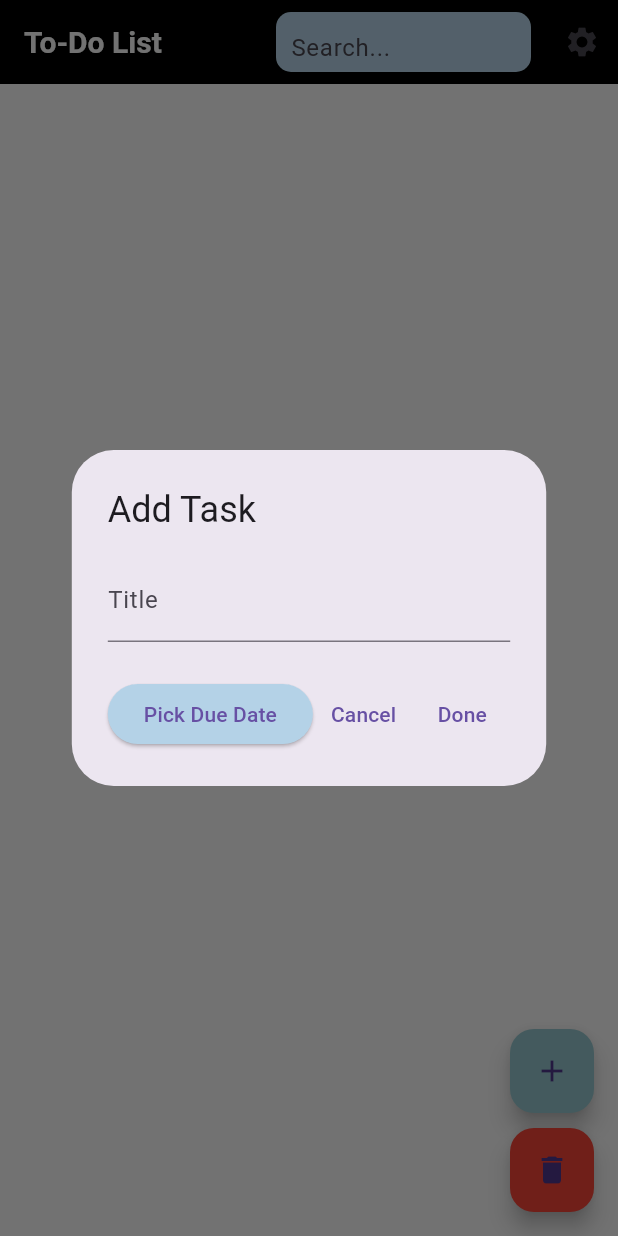
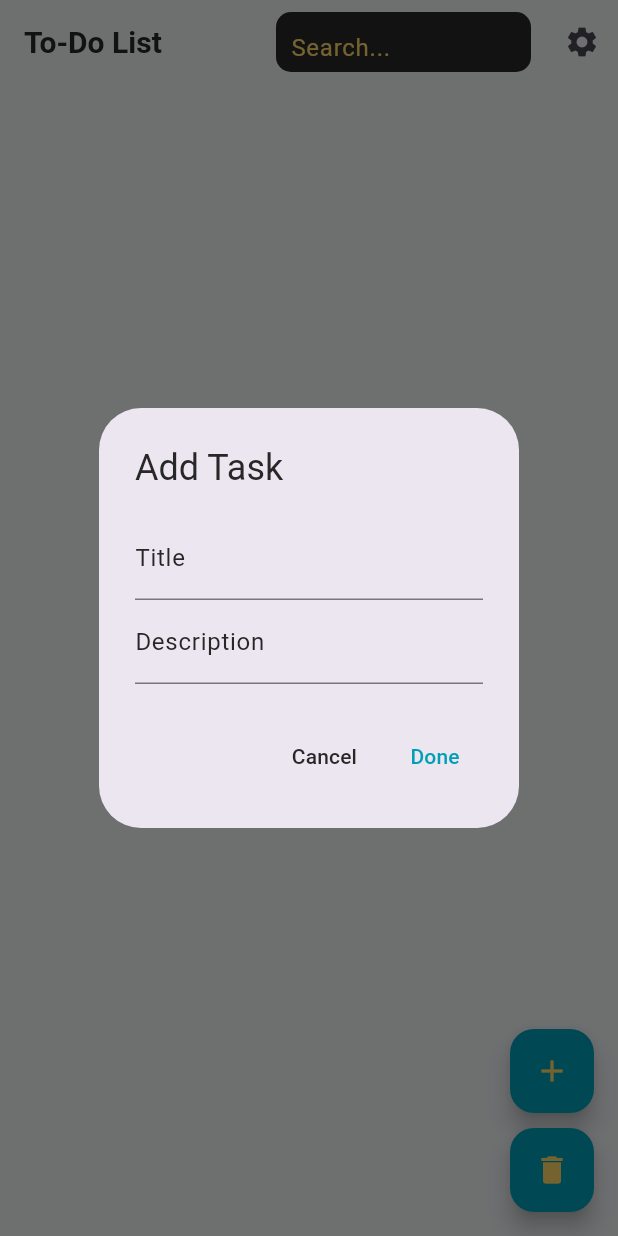
Before and after one commit to MR-Unknown9/To-Do-List, a Flutter app: the screen it shows after launch, after a tap on the "add" icon, on a phone screen of 412 x 824 dp. Run offline on Flutter 3.47's test engine with Material 3 defaults, Android fonts, the phone set to English and light mode, and no system bars; our stand-ins replace hive_flutter; accounts and stored records are empty.

Commit message:
final version

```diff
--- a/lib/main.dart
+++ b/lib/main.dart
@@ -1,6 +1,13 @@
 import 'package:flutter/material.dart';
 import 'package:hive_flutter/hive_flutter.dart';
 import 'package:provider/provider.dart';
+
+// Define color constants
+const Color lightGrey = Color(0xFFEFF1F3);
+const Color darkGrey = Color(0xFF696773);
+const Color teal = Color(0xFF009FB7);
+const Color yellow = Color(0xFFFED766);
+const Color dark = Color(0xFF272727);
 
 void main() async {
   WidgetsFlutterBinding.ensureInitialized();
@@ -29,37 +36,10 @@ class MyApp extends StatelessWidget {
         builder: (context, themeProvider, child) {
           return MaterialApp(
             debugShowCheckedModeBanner: false,
-            theme: ThemeData(
-              primaryColor: const Color(0xFF94C5CC),
-              appBarTheme: const AppBarTheme(
-                backgroundColor: Color(0xFF000100),
-                titleTextStyle: TextStyle(
-                  color: Color(0xFFF8F8F8),
-                  fontSize: 20,
-                  fontWeight: FontWeight.bold,
-                ),
-              ),
-              floatingActionButtonTheme: FloatingActionButtonThemeData(
-                backgroundColor: const Color(0xFF94C5CC),
-              ),
-              scaffoldBackgroundColor: const Color(0xFFF8F8F8),
-            ),
-            darkTheme: ThemeData.dark().copyWith(
-              primaryColor: const Color(0xFF94C5CC),
-              appBarTheme: const AppBarTheme(
-                backgroundColor: Color(0xFF000100),
-                titleTextStyle: TextStyle(
-                  color: Color(0xFFF8F8F8),
-                  fontSize: 20,
-                  fontWeight: FontWeight.bold,
-                ),
-              ),
-              floatingActionButtonTheme: FloatingActionButtonThemeData(
-                backgroundColor: const Color(0xFF94C5CC),
-              ),
-              scaffoldBackgroundColor: const Color(0xFF000100),
-            ),
-            themeMode: themeProvider.isDarkMode ? ThemeMode.dark : ThemeMode.light,
+            theme: _buildLightTheme(),
+            darkTheme: _buildDarkTheme(),
+            themeMode:
+                themeProvider.isDarkMode ? ThemeMode.dark : ThemeMode.light,
             initialRoute: '/',
             routes: {
               '/': (context) => TaskScreen(),
@@ -70,6 +50,43 @@ class MyApp extends StatelessWidget {
           );
         },
       ),
+    );
+  }
+
+  ThemeData _buildLightTheme() {
+    return ThemeData(
+      primaryColor: lightGrey,
+      appBarTheme: const AppBarTheme(
+        backgroundColor: lightGrey,
+        titleTextStyle: TextStyle(
+          color: dark,
+          fontSize: 20,
+          fontWeight: FontWeight.bold,
+        ),
+      ),
+      floatingActionButtonTheme: FloatingActionButtonThemeData(
+        backgroundColor: teal,
+        foregroundColor: yellow,
+      ),
+      scaffoldBackgroundColor: lightGrey,
+    );
+  }
+
+  ThemeData _buildDarkTheme() {
+    return ThemeData.dark().copyWith(
+      primaryColor: dark,
+      appBarTheme: const AppBarTheme(
+        backgroundColor: dark,
+        titleTextStyle: TextStyle(
+          color: lightGrey,
+          fontSize: 20,
+          fontWeight: FontWeight.bold,
+        ),
+      ),
+      floatingActionButtonTheme: FloatingActionButtonThemeData(
+        backgroundColor: yellow,
+      ),
+      scaffoldBackgroundColor: dark,
     );
   }
 }
@@ -94,17 +111,13 @@ class TaskProvider extends ChangeNotifier {
   String _searchQuery = '';
 
   List<Task> get tasks {
-    final allTasks = _taskBox.values.toList();
     if (_searchQuery.isEmpty) {
-      return allTasks;
+      return _taskBox.values.toList();
     } else {
-      return allTasks
-          .where((task) =>
-              task.title.toLowerCase().contains(_searchQuery.toLowerCase()) ||
-              task.description
-                  .toLowerCase()
-                  .contains(_searchQuery.toLowerCase()))
-          .toList();
+      return _taskBox.values.where((task) {
+        return task.title.toLowerCase().contains(_searchQuery.toLowerCase()) ||
+            task.description.toLowerCase().contains(_searchQuery.toLowerCase());
+      }).toList();
     }
   }
 
@@ -124,11 +137,9 @@ class TaskProvider extends ChangeNotifier {
   }
 
   void deleteCompletedTasks() {
-    final completedTasks =
-        _taskBox.values.where((task) => task.completed).toList();
-    for (var task in completedTasks) {
+    _taskBox.values.where((task) => task.completed).toList().forEach((task) {
       task.delete();
-    }
+    });
     notifyListeners();
   }
 
@@ -157,28 +168,35 @@ class ThemeProvider extends ChangeNotifier {
 
 class TaskScreen extends StatelessWidget {
   final TextEditingController titleController = TextEditingController();
+  final TextEditingController descriptionController = TextEditingController();
   final TextEditingController searchController = TextEditingController();
 
   TaskScreen({super.key});
 
   @override
   Widget build(BuildContext context) {
+    bool isDarkMode = Theme.of(context).brightness == Brightness.dark;
+
     return Scaffold(
       appBar: AppBar(
-        title: const Text('To-Do List'),
+        title: Text(
+          'To-Do List',
+          style: TextStyle(color: isDarkMode ? lightGrey : dark),
+        ),
         actions: [
           Padding(
             padding: const EdgeInsets.symmetric(horizontal: 10, vertical: 8),
             child: Container(
               width: 170,
               decoration: BoxDecoration(
-                color: const Color(0xFFB4D2E7),
+                color: isDarkMode ? lightGrey : dark,
                 borderRadius: BorderRadius.circular(10),
               ),
               child: TextField(
                 controller: searchController,
                 decoration: InputDecoration(
                   hintText: 'Search...',
+                  hintStyle: TextStyle(color: isDarkMode ? teal : yellow),
                   border: InputBorder.none,
                   contentPadding: const EdgeInsets.symmetric(horizontal: 10),
                 ),
@@ -197,140 +215,136 @@ class TaskScreen extends StatelessWidget {
           ),
         ],
       ),
-      body: Consumer<TaskProvider>(builder: (context, provider, child) {
+      body: Consumer<TaskProvider>(
+        builder: (context, provider, child) {
           return ListView.builder(
             itemCount: provider.tasks.length,
             itemBuilder: (context, index) {
               final task = provider.tasks[index];
-            Color backgroundColor = task.completed
-                ? const Color.fromARGB(255, 62, 172, 66)
-                : const Color.fromARGB(255, 204, 58, 58); // Use a green color for completed tasks
+              return TaskListItem(task: task, isDarkMode: isDarkMode);
+            },
+          );
+        },
+      ),
+      floatingActionButton: _buildFloatingActionButton(context, isDarkMode),
+    );
+  }
 
+  Widget _buildFloatingActionButton(BuildContext context, bool isDarkMode) {
+    return Column(
+      mainAxisAlignment: MainAxisAlignment.end,
+      children: [
+        FloatingActionButton(
+          onPressed: () {
+            titleController.clear();
+            descriptionController.clear();
+            showDialog(
+              context: context,
+              builder: (context) => AlertDialog(
+                title: Text(
+                  'Add Task',
+                  style: TextStyle(color: isDarkMode ? lightGrey : dark),
+                ),
+                content: Column(
+                  mainAxisSize: MainAxisSize.min,
+                  children: [
+                    TextField(
+                      controller: titleController,
+                      decoration: InputDecoration(
+                        labelText: 'Title',
+                        labelStyle:
+                            TextStyle(color: isDarkMode ? lightGrey : dark),
+                      ),
+                    ),
+                    TextField(
+                      controller: descriptionController,
+                      decoration: InputDecoration(
+                        labelText: 'Description',
+                        labelStyle:
+                            TextStyle(color: isDarkMode ? lightGrey : dark),
+                      ),
+                    ),
+                  ],
+                ),
+                actions: [
+                  TextButton(
+                    onPressed: () {
+                      Navigator.pop(context);
+                    },
+                    child: Text('Cancel',
+                        style: TextStyle(color: isDarkMode ? lightGrey : dark)),
+                  ),
+                  TextButton(
+                    onPressed: () {
+                      Provider.of<TaskProvider>(context, listen: false).addTask(
+                          titleController.text,
+                          descriptionController.text,
+                          null);
+                      Navigator.pop(context);
+                    },
+                    child: Text('Done',
+                        style: TextStyle(color: isDarkMode ? yellow : teal)),
+                  ),
+                ],
+              ),
+            );
+          },
+          child: Icon(Icons.add, color: isDarkMode ? teal : yellow),
+        ),
+        const SizedBox(height: 10),
+        FloatingActionButton(
+          onPressed: () {
+            Provider.of<TaskProvider>(context, listen: false)
+                .deleteCompletedTasks();
+          },
+          child: Icon(Icons.delete, color: isDarkMode ? teal : yellow),
+        ),
+      ],
+    );
+  }
+}
+
+class TaskListItem extends StatelessWidget {
+  final Task task;
+  final bool isDarkMode;
+
+  const TaskListItem({Key? key, required this.task, required this.isDarkMode})
+      : super(key: key);
+
+  @override
+  Widget build(BuildContext context) {
     return Container(
-  margin: const EdgeInsets.symmetric(vertical: 5, horizontal: 8), // Add margin
-  decoration: BoxDecoration(
-    color: backgroundColor,
-    borderRadius: BorderRadius.circular(20), // Add border radius
-    // border: Border.all(
-    //   color: task.completed ? const Color.fromARGB(255, 23, 230, 30) : Colors.grey, // Border color
-    //   width: 2, // Border width
-    // ),
-  ),
+      margin: const EdgeInsets.symmetric(vertical: 5, horizontal: 8),
+      decoration: BoxDecoration(borderRadius: BorderRadius.circular(20)),
       child: ListTile(
         title: Text(
           task.title,
           style: TextStyle(
             fontSize: 20,
+            color: isDarkMode ? lightGrey : dark,
             decoration: task.completed
                 ? TextDecoration.lineThrough
                 : TextDecoration.none,
           ),
         ),
         subtitle: Text(
-      task.dueDate != null
-          ? 'Due: ${task.dueDate!.toLocal()}'
-          : 'No due date',
+          task.description.isNotEmpty ? task.description : 'No description',
+          style: TextStyle(color: isDarkMode ? lightGrey : dark),
         ),
         trailing: Checkbox(
           value: task.completed,
           onChanged: (value) {
-        provider.toggleTaskCompletion(task);
+            Provider.of<TaskProvider>(context, listen: false)
+                .toggleTaskCompletion(task);
           },
         ),
         onLongPress: () {
-      provider.deleteTask(index);
+          Provider.of<TaskProvider>(context, listen: false)
+              .deleteTask(task.key);
         },
         onTap: () {
           Navigator.pushNamed(context, '/details', arguments: task);
         },
-  ),
-);
-
-
-          },
-        );
-      }),
-      floatingActionButton: Column(
-        mainAxisAlignment: MainAxisAlignment.end,
-        children: [
-          FloatingActionButton(
-            onPressed: () {
-              titleController.clear();
-              DateTime? selectedDate;
-              showDialog(
-                context: context,
-                builder: (context) => AlertDialog(
-                  title: const Text('Add Task'),
-                  content: Column(
-                    mainAxisSize: MainAxisSize.min,
-                    children: [
-                      TextField(
-                        controller: titleController,
-                        decoration: const InputDecoration(labelText: 'Title'),
-                      ),
-                    ],
-                  ),
-                  actions: [
-                    Row(
-                      mainAxisAlignment: MainAxisAlignment.spaceBetween,
-                      children: [
-                        ElevatedButton(
-                          onPressed: () async {
-                            final dueDate = await showDatePicker(
-                              context: context,
-                              initialDate: DateTime.now(),
-                              firstDate: DateTime(2000),
-                              lastDate: DateTime(2100),
-                            );
-                            if (dueDate != null) {
-                              selectedDate = dueDate;
-                            }
-                          },
-                          style: ElevatedButton.styleFrom(
-                              backgroundColor: const Color(0xFFB4D2E7)),
-                          child: const Text('Pick Due Date'),
-                        ),
-                        Row(
-                          children: [
-                            TextButton(
-                              onPressed: () {
-                                Navigator.pop(context);
-                              },
-                              child: const Text('Cancel'),
-                            ),
-                            TextButton(
-                              onPressed: () {
-                                Provider.of<TaskProvider>(context,
-                                        listen: false)
-                                    .addTask(
-                                  titleController.text,
-                                  '', // Empty description
-                                  selectedDate,
-                                );
-                                Navigator.pop(context);
-                              },
-                              child: const Text('Done'),
-                            ),
-                          ],
-                        ),
-                      ],
-                    ),
-                  ],
-                ),
-              );
-            },
-            child: const Icon(Icons.add),
-          ),
-          const SizedBox(height: 10),
-          FloatingActionButton(
-            backgroundColor: Colors.red,
-            onPressed: () {
-              Provider.of<TaskProvider>(context, listen: false)
-                  .deleteCompletedTasks();
-            },
-            child: const Icon(Icons.delete),
-          ),
-        ],
       ),
     );
   }
@@ -350,11 +364,7 @@ class TaskDetailsScreen extends StatelessWidget {
           IconButton(
             icon: const Icon(Icons.edit),
             onPressed: () {
-              Navigator.pushNamed(
-                context,
-                '/edit',
-                arguments: task,
-              );
+              Navigator.pushNamed(context, '/edit', arguments: task);
             },
           ),
         ],
@@ -371,13 +381,6 @@ class TaskDetailsScreen extends StatelessWidget {
             const SizedBox(height: 10),
             Text(
               task.description.isNotEmpty ? task.description : 'No description',
-              style: const TextStyle(fontSize: 16),
-            ),
-            const SizedBox(height: 10),
-            Text(
-              task.dueDate != null
-                  ? 'Due Date: ${task.dueDate!.toLocal()}'
-                  : 'No due date',
               style: const TextStyle(fontSize: 16),
             ),
           ],
@@ -397,7 +400,6 @@ class TaskEditScreen extends StatefulWidget {
 class _TaskEditScreenState extends State<TaskEditScreen> {
   late TextEditingController titleController;
   late TextEditingController notesController;
-  DateTime? selectedDueDate;
 
   @override
   void didChangeDependencies() {
@@ -405,11 +407,11 @@ class _TaskEditScreenState extends State<TaskEditScreen> {
     final task = ModalRoute.of(context)!.settings.arguments as Task;
     titleController = TextEditingController(text: task.title);
     notesController = TextEditingController(text: task.description);
-    selectedDueDate = task.dueDate;
   }
 
   @override
   Widget build(BuildContext context) {
+    bool isDarkMode = Theme.of(context).brightness == Brightness.dark;
     final task = ModalRoute.of(context)!.settings.arguments as Task;
 
     return Scaffold(
@@ -421,7 +423,6 @@ class _TaskEditScreenState extends State<TaskEditScreen> {
             onPressed: () {
               task.title = titleController.text;
               task.description = notesController.text;
-              task.dueDate = selectedDueDate;
               task.save();
               Navigator.pop(context); // Go back to TaskDetailsScreen
             },
@@ -441,48 +442,6 @@ class _TaskEditScreenState extends State<TaskEditScreen> {
             TextField(
               controller: notesController,
               decoration: const InputDecoration(labelText: 'Description'),
-            ),
-            const SizedBox(height: 10),
-            GestureDetector(
-              onTap: () async {
-                final selectedDate = await showDatePicker(
-                  context: context,
-                  initialDate: selectedDueDate ?? DateTime.now(),
-                  firstDate: DateTime(2000),
-                  lastDate: DateTime(2100),
-                );
-                if (selectedDate != null) {
-                  setState(() {
-                    selectedDueDate = selectedDate;
-                  });
-                }
-              },
-              child: Container(
-                padding: const EdgeInsets.all(16.0),
-                decoration: BoxDecoration(
-                  color: const Color(0xFFF0F0F0),
-                  borderRadius: BorderRadius.circular(8),
-                  boxShadow: const [
-                    BoxShadow(
-                      color: Colors.black26,
-                      blurRadius: 5,
-                      offset: Offset(2, 2),
-                    ),
-                  ],
-                ),
-                child: Row(
-                  mainAxisAlignment: MainAxisAlignment.spaceBetween,
-                  children: [
-                    Text(
-                      selectedDueDate != null
-                          ? 'Due Date: ${selectedDueDate!.toLocal()}'
-                          : 'No due date',
-                      style: const TextStyle(fontSize: 16),
-                    ),
-                    const Icon(Icons.calendar_today, color: Colors.blue),
-                  ],
-                ),
-              ),
             ),
           ],
         ),
```
Lines whose indentation alone changed are shown as unchanged.
